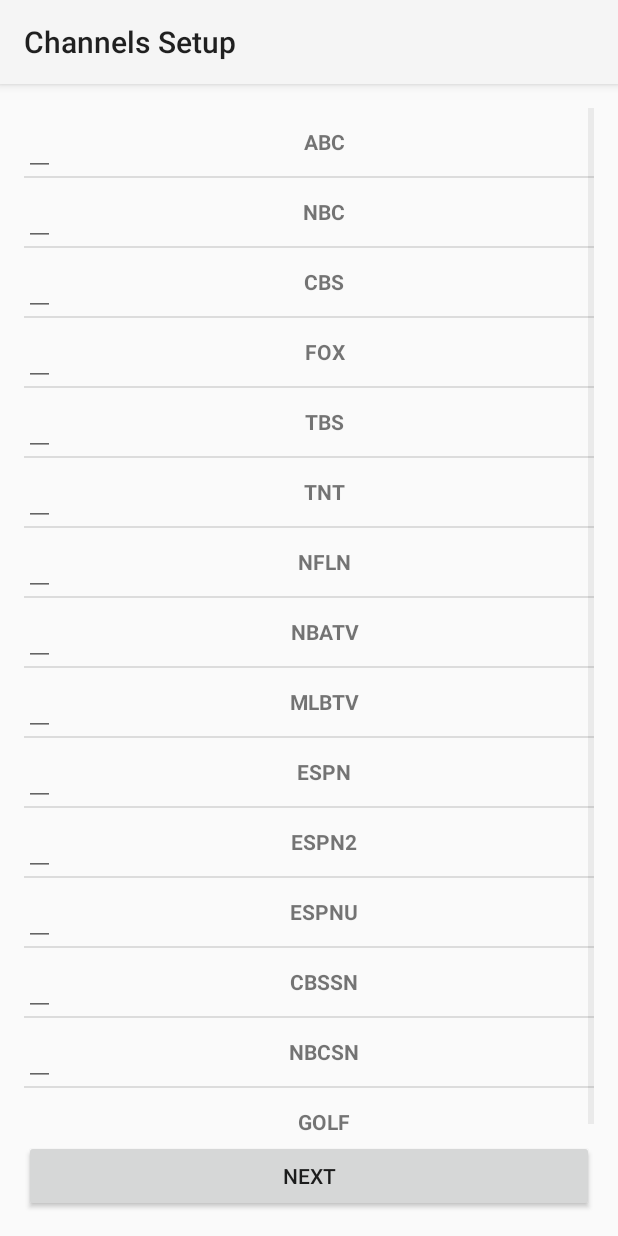
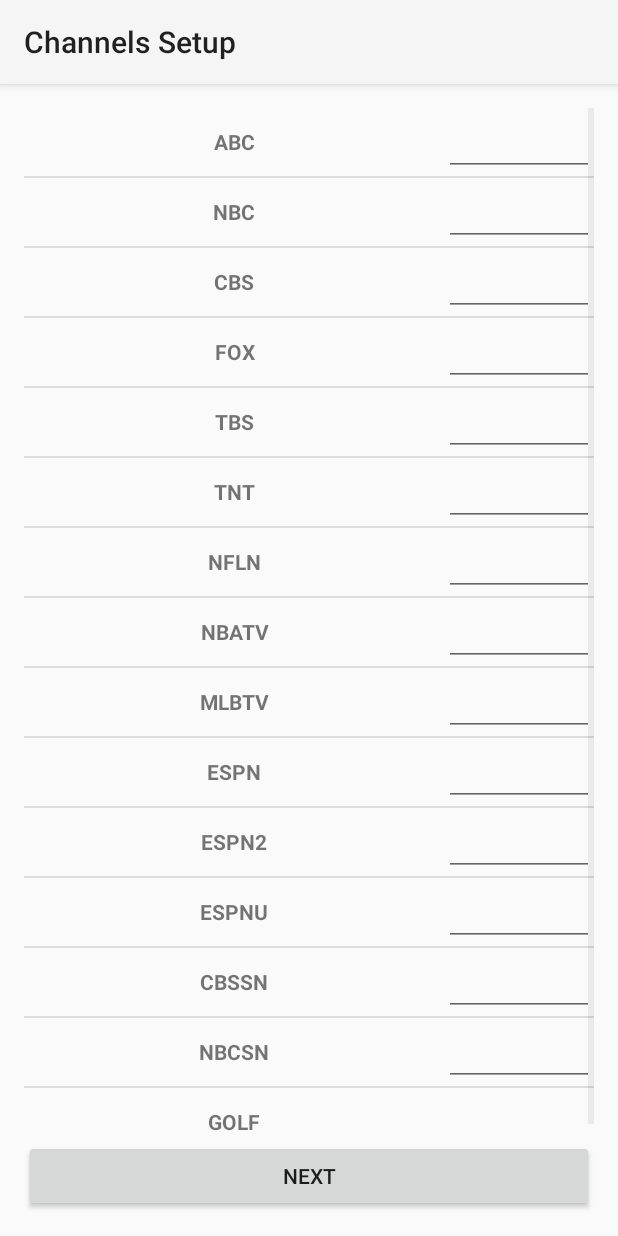
Before and after one commit to rburns31/GameFinder, an Android app: the ChannelsActivity screen opened directly, with no data from a screen before it, on a phone screen of 412 x 824 dp. Run offline under Robolectric (Android 15) with nearby library versions, the phone set to English and light mode, and no system bars.

Commit message:
Fixed Channel Input Issue
Fixed up the input in the channels screen

```diff
--- a/GameFinder/app/src/main/java/com/gamefinder/ChannelListViewAdapter.java
+++ b/GameFinder/app/src/main/java/com/gamefinder/ChannelListViewAdapter.java
@@ -1,10 +1,16 @@
 package com.gamefinder;
 
 import android.app.Activity;
+import android.content.Context;
+import android.content.res.Configuration;
+import android.os.Bundle;
 import android.support.v7.app.AppCompatActivity;
+import android.text.method.TextKeyListener;
 import android.view.LayoutInflater;
 import android.view.View;
 import android.view.ViewGroup;
+import android.view.WindowManager;
+import android.view.inputmethod.InputMethodManager;
 import android.widget.ArrayAdapter;
 import android.widget.EditText;
 import android.widget.TextView;
@@ -31,7 +37,7 @@ public class ChannelListViewAdapter extends ArrayAdapter<Channel> {
 
     @Override
     public View getView(int position, View convertView, ViewGroup parent) {
-        ViewHolder holder;
+        final ViewHolder holder;
         LayoutInflater inflater = (LayoutInflater) activity.getSystemService(Activity.LAYOUT_INFLATER_SERVICE);
 
         if (convertView == null) {
--- a/GameFinder/app/src/main/res/layout/channel_listview.xml
+++ b/GameFinder/app/src/main/res/layout/channel_listview.xml
@@ -2,17 +2,7 @@
 <LinearLayout xmlns:android="http://schemas.android.com/apk/res/android"
     android:layout_width="match_parent"
     android:layout_height="match_parent"
-    android:descendantFocusability="blocksDescendants"
     android:orientation="horizontal">
-
-    <EditText
-        android:id="@+id/channelNumberField"
-        android:layout_width="wrap_content"
-        android:layout_height="wrap_content"
-        android:maxWidth="20dp"
-        android:minWidth="20dp"
-        android:paddingTop="10dp"
-        android:inputType="phone" />
 
     <TextView
         android:id="@+id/channelName"
@@ -23,4 +13,14 @@
         android:gravity="center"
         android:textStyle="bold" />
 
+    <EditText
+        android:id="@+id/channelNumberField"
+        android:layout_width="wrap_content"
+        android:layout_height="wrap_content"
+        android:maxWidth="100dp"
+        android:minWidth="100dp"
+        android:paddingTop="10dp"
+        android:gravity="center"
+        android:inputType="phone"/>
+
 </LinearLayout>
```
